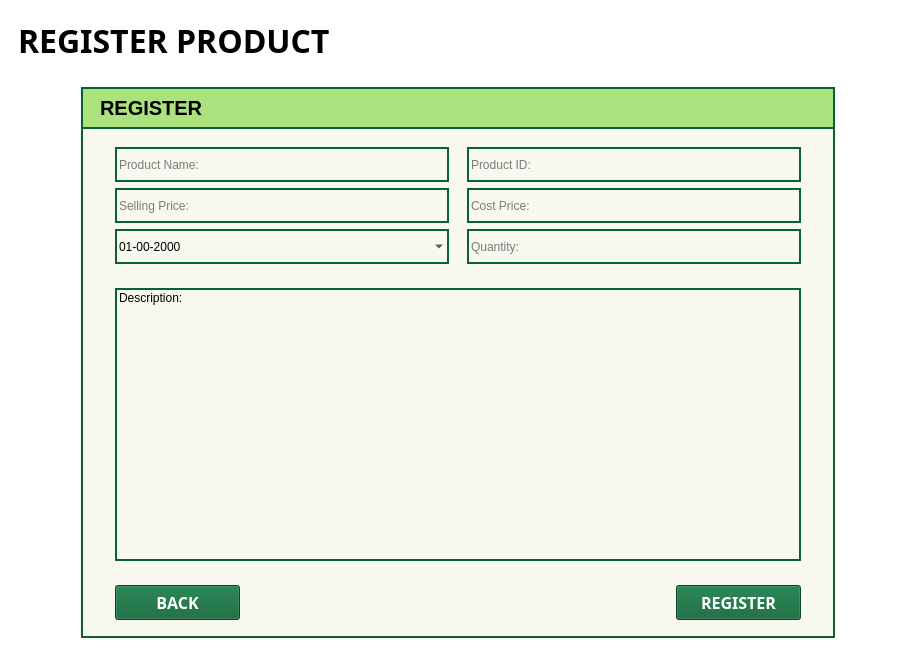
First picture: the form in Screens/MainMenuScreens/Registration/Registration_prod.ui, repository Bideiro/Ranil_project_py, before the edit.
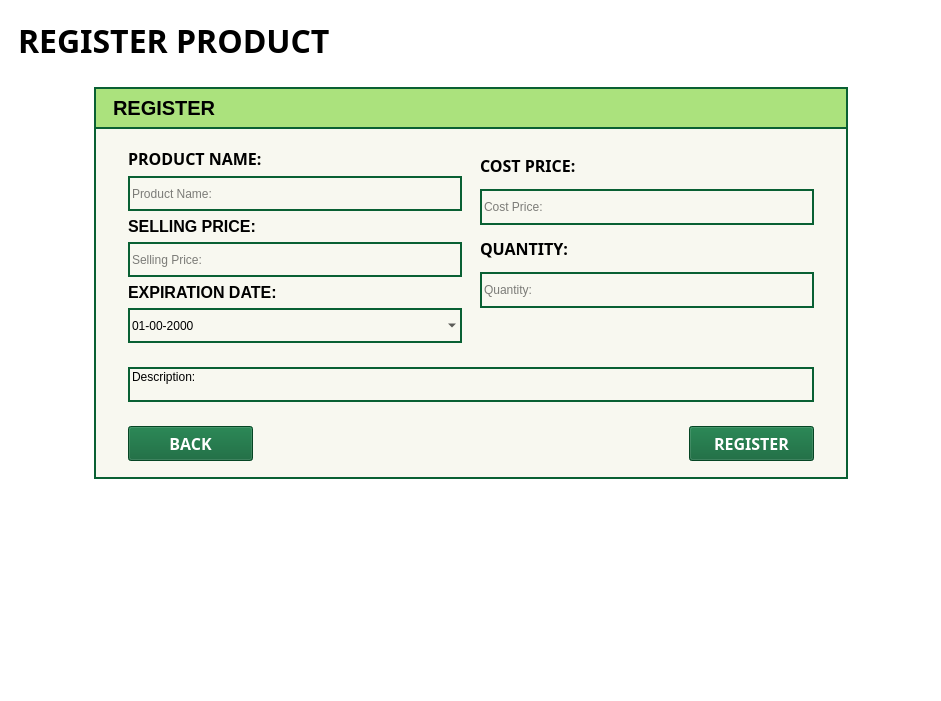
Second picture: the form after the edit.

Patch:
```diff
--- a/Screens/MainMenuScreens/Registration/Registration_prod.ui
+++ b/Screens/MainMenuScreens/Registration/Registration_prod.ui
@@ -6,8 +6,8 @@
    <rect>
     <x>0</x>
     <y>0</y>
-    <width>916</width>
-    <height>656</height>
+    <width>941</width>
+    <height>701</height>
    </rect>
   </property>
   <property name="windowTitle">
@@ -181,6 +181,20 @@
 }</string>
                   </property>
                   <layout class="QVBoxLayout" name="verticalLayout_2">
+                   <item>
+                    <widget class="QLabel" name="label_3">
+                     <property name="font">
+                      <font>
+                       <family>DM Sans</family>
+                       <pointsize>12</pointsize>
+                       <bold>true</bold>
+                      </font>
+                     </property>
+                     <property name="text">
+                      <string>PRODUCT NAME:</string>
+                     </property>
+                    </widget>
+                   </item>
                    <item>
                     <widget class="QLineEdit" name="lineEdit_3">
                      <property name="sizePolicy">
@@ -203,6 +217,19 @@
                      </property>
                     </widget>
                    </item>
+                   <item>
+                    <widget class="QLabel" name="label_4">
+                     <property name="font">
+                      <font>
+                       <pointsize>12</pointsize>
+                       <bold>true</bold>
+                      </font>
+                     </property>
+                     <property name="text">
+                      <string>SELLING PRICE:</string>
+                     </property>
+                    </widget>
+                   </item>
                    <item>
                     <widget class="QLineEdit" name="lineEdit_4">
                      <property name="sizePolicy">
@@ -225,6 +252,19 @@
                      </property>
                     </widget>
                    </item>
+                   <item>
+                    <widget class="QLabel" name="label_5">
+                     <property name="font">
+                      <font>
+                       <pointsize>12</pointsize>
+                       <bold>true</bold>
+                      </font>
+                     </property>
+                     <property name="text">
+                      <string>EXPIRATION DATE:</string>
+                     </property>
+                    </widget>
+                   </item>
                    <item>
                     <widget class="QDateEdit" name="dateEdit_2">
                      <property name="sizePolicy">
@@ -269,24 +309,16 @@
                   </property>
                   <layout class="QVBoxLayout" name="verticalLayout">
                    <item>
-                    <widget class="QLineEdit" name="lineEdit">
-                     <property name="sizePolicy">
-                      <sizepolicy hsizetype="MinimumExpanding" vsizetype="Minimum">
-                       <horstretch>0</horstretch>
-                       <verstretch>0</verstretch>
-                      </sizepolicy>
-                     </property>
-                     <property name="minimumSize">
-                      <size>
-                       <width>25</width>
-                       <height>35</height>
-                      </size>
+                    <widget class="QLabel" name="label_7">
+                     <property name="font">
+                      <font>
+                       <family>DM Sans</family>
+                       <pointsize>12</pointsize>
+                       <bold>true</bold>
+                      </font>
                      </property>
                      <property name="text">
-                      <string/>
-                     </property>
-                     <property name="placeholderText">
-                      <string>Product ID:</string>
+                      <string>COST PRICE:</string>
                      </property>
                     </widget>
                    </item>
@@ -312,6 +344,20 @@
                      </property>
                     </widget>
                    </item>
+                   <item>
+                    <widget class="QLabel" name="label_8">
+                     <property name="font">
+                      <font>
+                       <family>DM Sans</family>
+                       <pointsize>12</pointsize>
+                       <bold>true</bold>
+                      </font>
+                     </property>
+                     <property name="text">
+                      <string>QUANTITY:</string>
+                     </property>
+                    </widget>
+                   </item>
                    <item>
                     <widget class="QLineEdit" name="lineEdit_5">
                      <property name="sizePolicy">
@@ -334,6 +380,22 @@
                      </property>
                     </widget>
                    </item>
+                   <item>
+                    <spacer name="verticalSpacer">
+                     <property name="orientation">
+                      <enum>Qt::Vertical</enum>
+                     </property>
+                     <property name="sizeType">
+                      <enum>QSizePolicy::Fixed</enum>
+                     </property>
+                     <property name="sizeHint" stdset="0">
+                      <size>
+                       <width>25</width>
+                       <height>35</height>
+                      </size>
+                     </property>
+                    </spacer>
+                   </item>
                   </layout>
                  </widget>
                 </item>
@@ -351,6 +413,12 @@
                     <verstretch>0</verstretch>
                    </sizepolicy>
                   </property>
+                  <property name="minimumSize">
+                   <size>
+                    <width>25</width>
+                    <height>35</height>
+                   </size>
+                  </property>
                   <property name="text">
                    <string>Description: </string>
                   </property>
@@ -399,7 +467,7 @@
                  </spacer>
                 </item>
                 <item>
-                 <widget class="QPushButton" name="pushButton">
+                 <widget class="QPushButton" name="reg_btn">
                   <property name="sizePolicy">
                    <sizepolicy hsizetype="Minimum" vsizetype="Fixed">
                     <horstretch>0</horstretch>
@@ -450,6 +518,19 @@
       </layout>
      </widget>
     </item>
+    <item>
+     <spacer name="verticalSpacer_2">
+      <property name="orientation">
+       <enum>Qt::Vertical</enum>
+      </property>
+      <property name="sizeHint" stdset="0">
+       <size>
+        <width>20</width>
+        <height>40</height>
+       </size>
+      </property>
+     </spacer>
+    </item>
    </layout>
   </widget>
  </widget>
```
